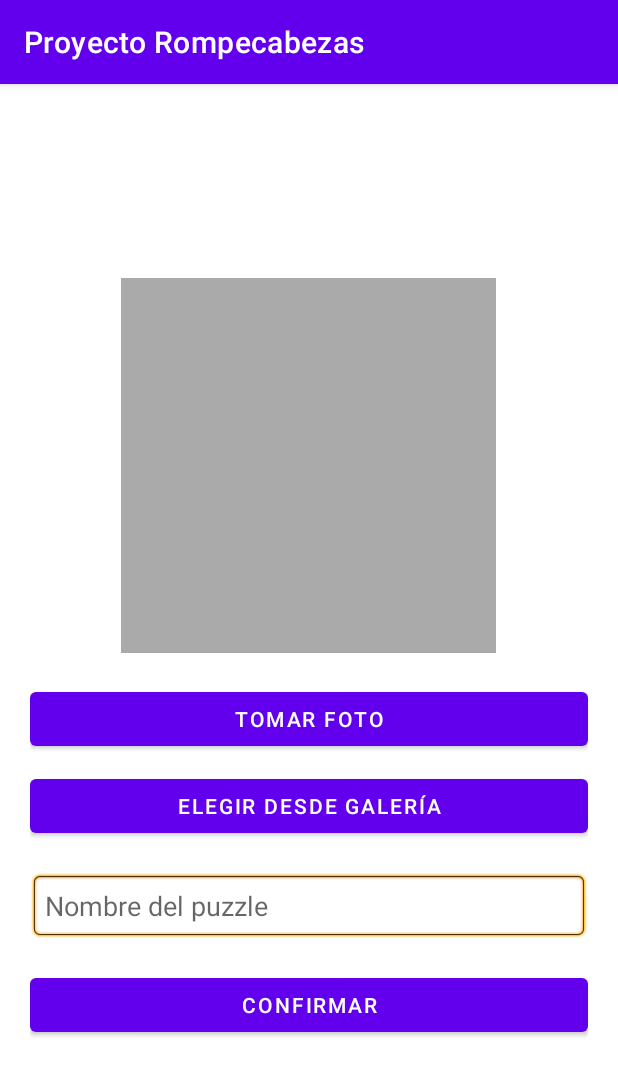
After one commit to JoshNisth/ProyectoRompecabezas, an Android app: the CrearPuzzleActivity screen opened directly, with no data from a screen before it, on a phone screen of 412 x 824 dp. The commit adds this screen. Shown: the top 1076 px of the screen. Run offline under Robolectric (Android 15) with nearby library versions, the phone set to English and light mode, and no system bars.

Commit message:
funcional crear puzzle

```diff
--- a/app/src/main/AndroidManifest.xml
+++ b/app/src/main/AndroidManifest.xml
@@ -12,6 +12,8 @@
                 <category android:name="android.intent.category.LAUNCHER" />
             </intent-filter>
         </activity>
+        <activity android:name=".CrearPuzzleActivity"/>
+
     </application>
 
 </manifest>
--- /dev/null
+++ b/app/src/main/java/com/joshnisth/proyectorompecabezas/CrearPuzzleActivity.java
@@ -0,0 +1,108 @@
+package com.joshnisth.proyectorompecabezas;
+
+import android.app.Activity;
+import android.content.Intent;
+import android.graphics.Bitmap;
+import android.net.Uri;
+import android.os.Bundle;
+import android.provider.MediaStore;
+import android.view.View;
+import android.widget.Button;
+import android.widget.EditText;
+import android.widget.ImageView;
+import android.widget.Toast;
+
+import androidx.annotation.Nullable;
+import androidx.appcompat.app.AppCompatActivity;
+
+import java.io.IOException;
+
+public class CrearPuzzleActivity extends AppCompatActivity {
+
+    private static final int REQUEST_CAMERA = 1;
+    private static final int REQUEST_GALLERY = 2;
+
+    private ImageView imagenSeleccionada;
+    private EditText etNombrePuzzle;
+    private Uri imagenUri; // Almacena la URI de la imagen seleccionada
+
+    @Override
+    protected void onCreate(Bundle savedInstanceState) {
+        super.onCreate(savedInstanceState);
+        setContentView(R.layout.activity_crear_puzzle);
+
+        imagenSeleccionada = findViewById(R.id.imagenSeleccionada);
+        etNombrePuzzle = findViewById(R.id.etNombrePuzzle);
+        Button btnTomarFoto = findViewById(R.id.btnTomarFoto);
+        Button btnElegirGaleria = findViewById(R.id.btnElegirGaleria);
+        Button btnConfirmar = findViewById(R.id.btnConfirmar);
+
+        // Botón para tomar foto
+        btnTomarFoto.setOnClickListener(v -> abrirCamara());
+
+        // Botón para elegir imagen de la galería
+        btnElegirGaleria.setOnClickListener(v -> abrirGaleria());
+
+        // Botón para confirmar
+        btnConfirmar.setOnClickListener(v -> confirmarPuzzle());
+    }
+
+    // Método para abrir la cámara
+    private void abrirCamara() {
+        Intent intent = new Intent(MediaStore.ACTION_IMAGE_CAPTURE);
+        startActivityForResult(intent, REQUEST_CAMERA);
+    }
+
+    // Método para abrir la galería
+    private void abrirGaleria() {
+        Intent intent = new Intent(Intent.ACTION_PICK, MediaStore.Images.Media.EXTERNAL_CONTENT_URI);
+        intent.setType("image/*");
+        startActivityForResult(intent, REQUEST_GALLERY);
+    }
+
+    // Manejar el resultado de la cámara o galería
+    @Override
+    protected void onActivityResult(int requestCode, int resultCode, @Nullable Intent data) {
+        super.onActivityResult(requestCode, resultCode, data);
+
+        if (resultCode == Activity.RESULT_OK && data != null) {
+            if (requestCode == REQUEST_CAMERA) {
+                // Obtener imagen capturada
+                Bitmap foto = (Bitmap) data.getExtras().get("data");
+                imagenSeleccionada.setImageBitmap(foto);
+                // Guardar temporalmente
+                imagenUri = data.getData();
+            } else if (requestCode == REQUEST_GALLERY) {
+                // Obtener imagen de la galería
+                imagenUri = data.getData();
+                try {
+                    Bitmap bitmap = MediaStore.Images.Media.getBitmap(this.getContentResolver(), imagenUri);
+                    imagenSeleccionada.setImageBitmap(bitmap);
+                } catch (IOException e) {
+                    e.printStackTrace();
+                }
+            }
+        }
+    }
+
+    // Método para confirmar y pasar a la siguiente pantalla
+    private void confirmarPuzzle() {
+        String nombrePuzzle = etNombrePuzzle.getText().toString().trim();
+
+        if (imagenUri == null) {
+            Toast.makeText(this, "Selecciona una imagen", Toast.LENGTH_SHORT).show();
+            return;
+        }
+
+        if (nombrePuzzle.isEmpty()) {
+            Toast.makeText(this, "Ingresa un nombre para el puzzle", Toast.LENGTH_SHORT).show();
+            return;
+        }
+
+        // Enviar datos a la siguiente actividad
+        Intent intent = new Intent(this, ArmarPuzzleActivity.class);
+        intent.putExtra("imagenUri", imagenUri.toString());
+        intent.putExtra("nombrePuzzle", nombrePuzzle);
+        startActivity(intent);
+    }
+}
--- /dev/null
+++ b/app/src/main/res/layout/activity_crear_puzzle.xml
@@ -0,0 +1,53 @@
+<?xml version="1.0" encoding="utf-8"?>
+<LinearLayout xmlns:android="http://schemas.android.com/apk/res/android"
+    xmlns:tools="http://schemas.android.com/tools"
+    android:layout_width="match_parent"
+    android:layout_height="match_parent"
+    android:orientation="vertical"
+    android:gravity="center"
+    android:padding="20dp"
+    tools:context=".CrearPuzzleActivity">
+
+    <!-- Imagen seleccionada -->
+    <ImageView
+        android:id="@+id/imagenSeleccionada"
+        android:layout_width="250dp"
+        android:layout_height="250dp"
+        android:background="@android:color/darker_gray"
+        android:scaleType="centerCrop"
+        android:contentDescription="Imagen seleccionada"/>
+
+    <!-- Botón para tomar foto -->
+    <Button
+        android:id="@+id/btnTomarFoto"
+        android:layout_width="match_parent"
+        android:layout_height="wrap_content"
+        android:text="Tomar Foto"
+        android:layout_marginTop="20dp"/>
+
+    <!-- Botón para elegir imagen de la galería -->
+    <Button
+        android:id="@+id/btnElegirGaleria"
+        android:layout_width="match_parent"
+        android:layout_height="wrap_content"
+        android:text="Elegir desde Galería"
+        android:layout_marginTop="10dp"/>
+
+    <!-- Campo para ingresar el nombre del puzzle -->
+    <EditText
+        android:id="@+id/etNombrePuzzle"
+        android:layout_width="match_parent"
+        android:layout_height="wrap_content"
+        android:hint="Nombre del puzzle"
+        android:layout_marginTop="20dp"
+        android:padding="10dp"
+        android:background="@android:drawable/editbox_background"/>
+
+    <!-- Botón para confirmar -->
+    <Button
+        android:id="@+id/btnConfirmar"
+        android:layout_width="match_parent"
+        android:layout_height="wrap_content"
+        android:text="Confirmar"
+        android:layout_marginTop="20dp"/>
+</LinearLayout>
```
Also changed, not shown: app/src/main/java/com/joshnisth/proyectorompecabezas/MainActivity.java (+10 -1 lines), app/src/main/res/layout/activity_main.xml (+13 -9 lines).
